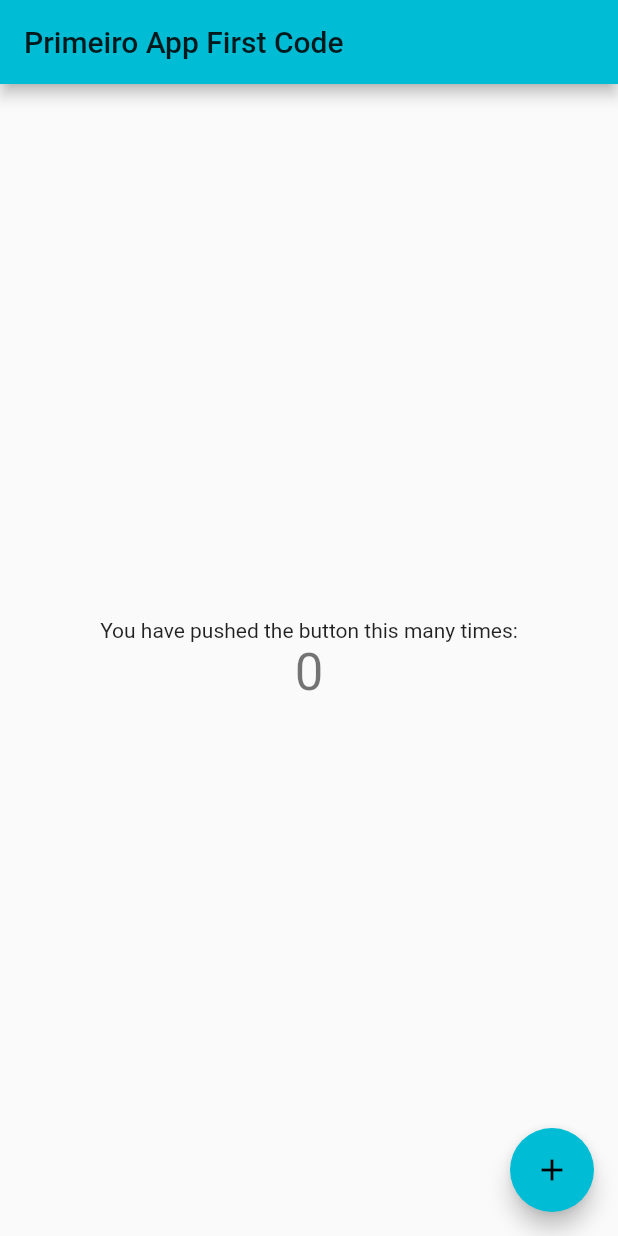
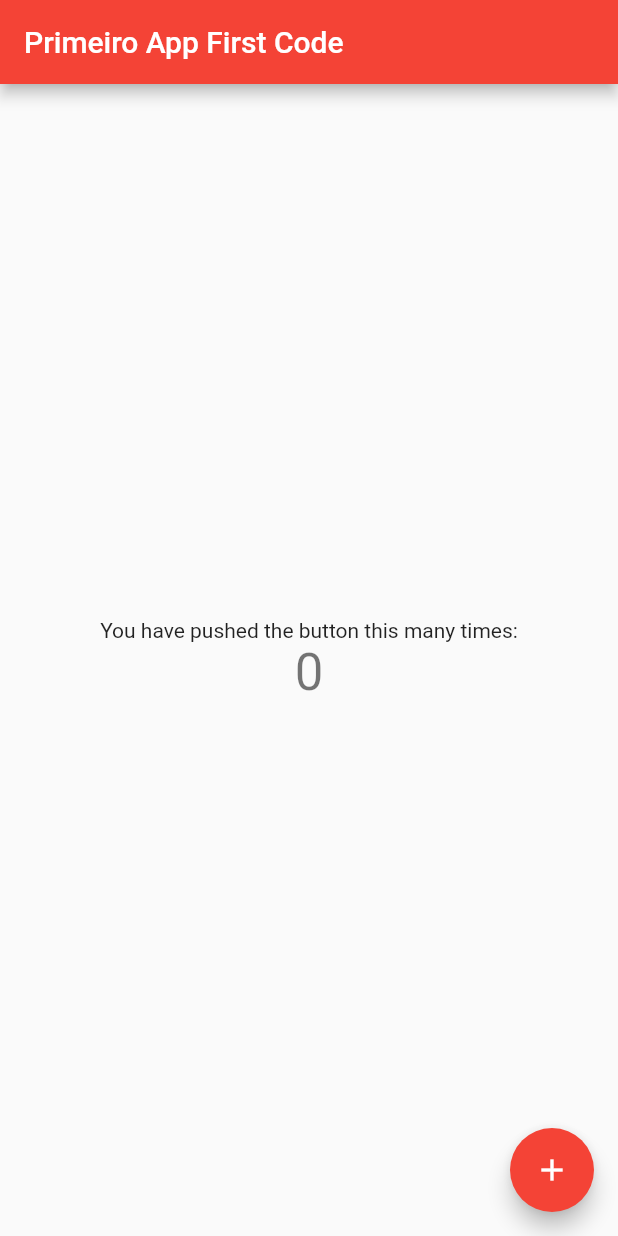
Before and after one commit to firstcode-br/myapp, a Flutter app: the screen it shows after launch, on a phone screen of 412 x 824 dp. Run offline on Flutter 3.47's test engine with Material 2 defaults, Android fonts, the phone set to English and light mode, and no system bars.

Commit message:
Cyan to red

```diff
--- a/lib/main.dart
+++ b/lib/main.dart
@@ -20,7 +20,7 @@ class MyApp extends StatelessWidget {
         // or simply save your changes to "hot reload" in a Flutter IDE).
         // Notice that the counter didn't reset back to zero; the application
         // is not restarted.
-        primarySwatch: Colors.cyan,
+        primarySwatch: Colors.red,
       ),
       home: MyHomePage(title: 'Primeiro App First Code'),
     );
```
